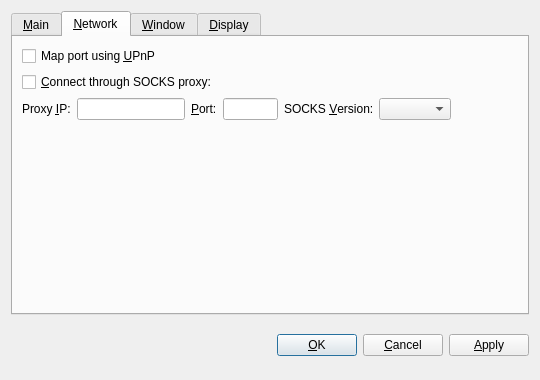
Before: the Qt Designer form src/qt/forms/optionsdialog.ui in mcastillo0724/novacoin, drawn with Qt 5.
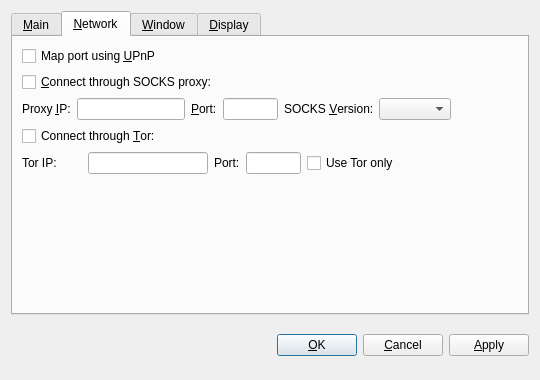
After: the same form once the commit is applied. The open tabs and pages were chosen to show the change. Custom widgets are drawn as their Qt base class.

What changed in the file:
```diff
--- a/src/qt/forms/optionsdialog.ui
+++ b/src/qt/forms/optionsdialog.ui
@@ -232,6 +232,77 @@
          </item>
         </layout>
        </item>
+       <item>
+        <widget class="QCheckBox" name="connectTor">
+         <property name="text">
+          <string>Connect through &amp;Tor:</string>
+         </property>
+        </widget>
+       </item>
+       <item>
+        <layout class="QHBoxLayout" name="horizontalLayout_Tor">
+         <item>
+          <widget class="QLabel" name="torIpLabel">
+           <property name="minimumSize">
+            <size>
+             <width>60</width>
+             <height>0</height>
+            </size>
+           </property>
+           <property name="text">
+            <string>Tor IP:</string>
+           </property>
+          </widget>
+         </item>
+         <item>
+          <widget class="QValidatedLineEdit" name="torIp">
+           <property name="maximumSize">
+            <size>
+             <width>130</width>
+             <height>16777215</height>
+            </size>
+           </property>
+          </widget>
+         </item>
+         <item>
+          <widget class="QLabel" name="torPortLabel">
+           <property name="text">
+            <string>Port:</string>
+           </property>
+          </widget>
+         </item>
+         <item>
+          <widget class="QLineEdit" name="torPort">
+           <property name="maximumSize">
+            <size>
+             <width>55</width>
+             <height>16777215</height>
+            </size>
+           </property>
+          </widget>
+         </item>
+         <item>
+          <widget class="QCheckBox" name="TorOnly">
+           <property name="text">
+            <string>Use Tor only</string>
+           </property>
+          </widget>
+         </item>
+         <item>
+          <spacer name="horizontalSpacer">
+           <property name="orientation">
+            <enum>Qt::Horizontal</enum>
+           </property>
+           <property name="sizeHint" stdset="0">
+            <size>
+             <width>40</width>
+             <height>20</height>
+            </size>
+           </property>
+          </spacer>
+         </item>
+        </layout>
+       </item>
        <item>
         <spacer name="verticalSpacer_Network">
          <property name="orientation">
```
Left out of the diff: 2 changed lines with no effect on the pictures.
